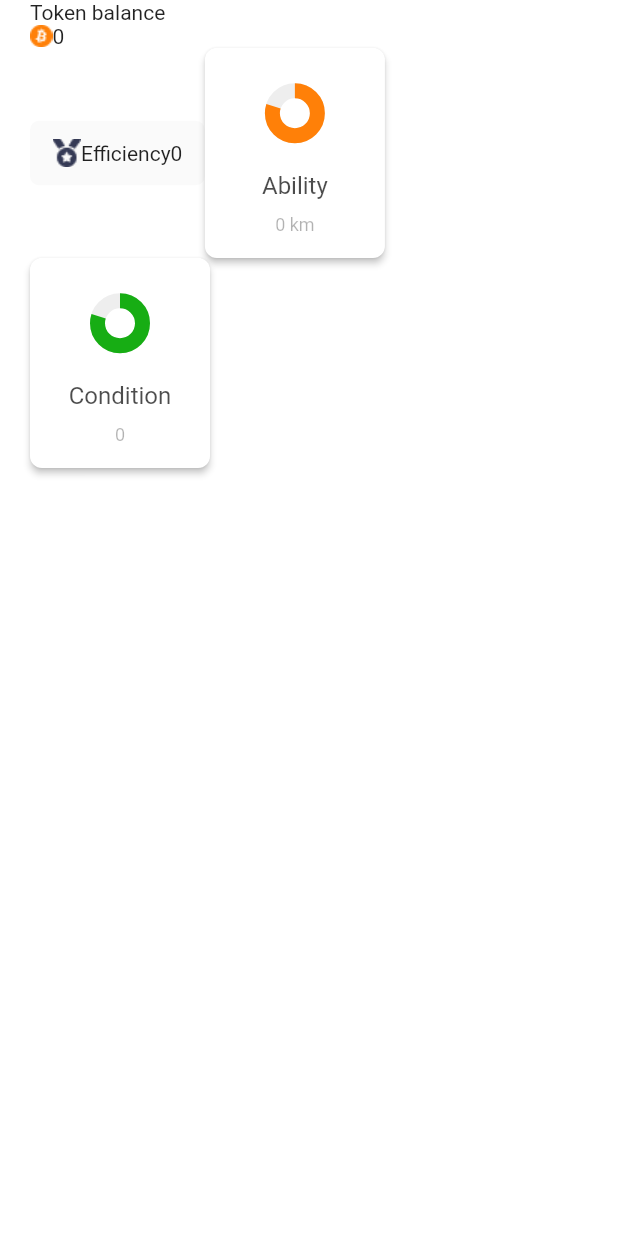
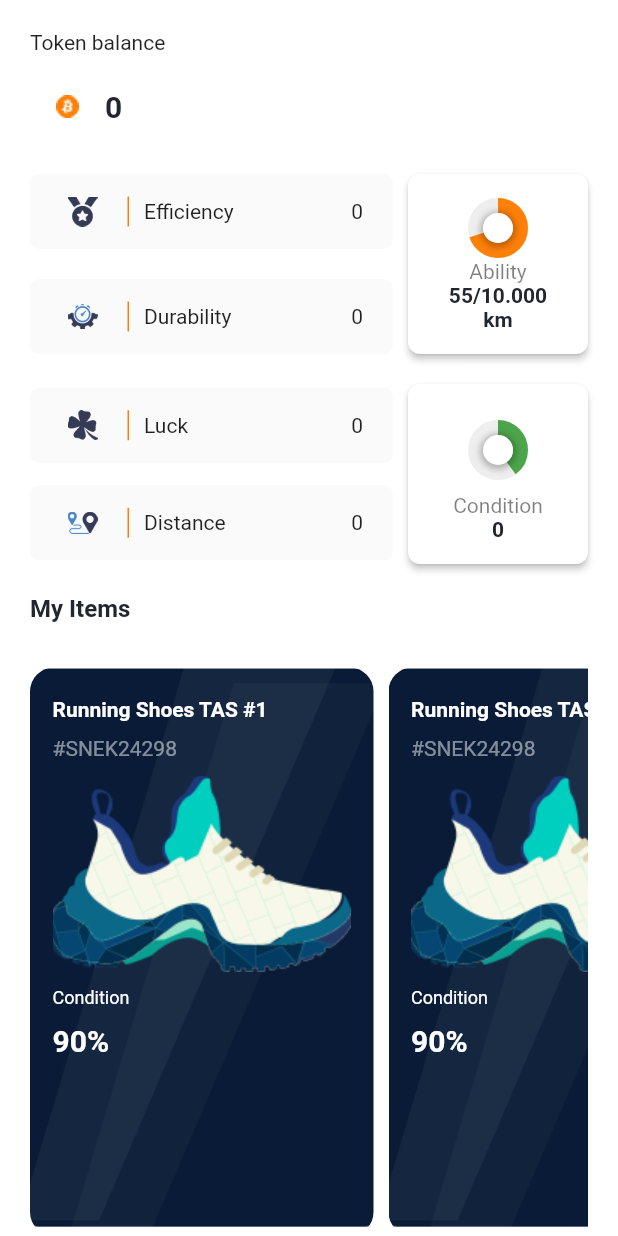
Before and after one commit to takayatomose/travel-token-mobile, a Flutter app: the MyItemsScreen screen opened directly, on a phone screen of 412 x 824 dp. Run offline on Flutter 3.47's test engine with Material 2 defaults, Android fonts, the light colour scheme and no system bars; drawn by our look-alikes of percent_indicator; our stand-ins replace bloc, firebase_core, firebase_crashlytics, flutter_bloc, flutter_dotenv, flutter_map and 5 more; missing offline and left inert: app_settings, flutter_map_marker_cluster, http_interceptor; accounts and stored records are empty; statements that could not run were skipped.

Commit message:
XTRIP-79

```diff
--- a/lib/screens/custom_map_screen.dart
+++ b/lib/screens/custom_map_screen.dart
@@ -132,6 +132,7 @@ class _CustomMapState extends State<CustomMap> {
                         scrollDirection: Axis.horizontal,
                         children: [
                           StatisticButton(
+                            padding: const EdgeInsets.only(right: 15),
                             children: const [
                               Padding(
                                 padding: EdgeInsets.only(bottom: 15),
--- a/lib/screens/items/my_items_screen.dart
+++ b/lib/screens/items/my_items_screen.dart
@@ -1,5 +1,6 @@
 import 'package:flutter/material.dart';
 import 'package:xtrip_mobile/widgets/map_bottom_sheet/map_bottom_sheet.dart';
+import 'package:xtrip_mobile/widgets/user_items/user_items.dart';
 
 class MyItemsScreen extends StatelessWidget {
   const MyItemsScreen({Key? key}) : super(key: key);
@@ -8,64 +9,160 @@ class MyItemsScreen extends StatelessWidget {
   Widget build(BuildContext context) {
     return Scaffold(
       backgroundColor: Colors.white,
-      body: Padding(
-        padding: const EdgeInsets.symmetric(horizontal: 20),
+      body: SafeArea(
+        child: Padding(
+          padding: const EdgeInsets.only(right: 20, left: 20, top: 20),
           child: Column(
             crossAxisAlignment: CrossAxisAlignment.start,
             children: [
-            const Text("Token balance"),
-            Row(
+              const Text(
+                "Token balance",
+                style: TextStyle(fontSize: 14, fontWeight: FontWeight.w400),
+              ),
+              Padding(
+                padding: const EdgeInsets.only(top: 10, bottom: 20),
+                child: Row(
                   children: const [
-                Image(image: AssetImage('assets/images/token_btc.png')),
-                Text('0')
-              ],
+                    Image(
+                      image: AssetImage('assets/images/token_btc.png'),
+                      width: 50,
+                      height: 50,
                     ),
-            Row(
-              children: [
-                Column(
-                  children: [
-                    Container(
-                      padding: const EdgeInsets.symmetric(
-                          vertical: 12, horizontal: 15),
-                      decoration: BoxDecoration(
-                          color: const Color.fromRGBO(250, 250, 250, 1),
-                          borderRadius: BorderRadius.circular(6)),
-                      child: Row(
-                        children: [
-                          Image(
-                              image: AssetImage(
-                                  'assets/images/efficiency_icon.png')),
-                          Text('Efficiency'),
-                          Text('0')
-                        ],
-                      ),
+                    Text(
+                      '0',
+                      style: TextStyle(
+                          fontSize: 20,
+                          fontWeight: FontWeight.w700,
+                          color: Color.fromRGBO(33, 38, 48, 1)),
                     )
                   ],
                 ),
-                AbilityButton(
-                  text: 'Ability',
-                  detailText: '0 km',
-                  backgroundColor: const Color.fromRGBO(238, 238, 238, 1),
-                  progressColor: const Color.fromRGBO(255, 128, 8, 1),
+              ),
+              Row(
+                mainAxisAlignment: MainAxisAlignment.spaceBetween,
+                children: [
+                  Expanded(
+                    flex: 1,
+                    child: Padding(
+                      padding: const EdgeInsets.only(right: 10),
+                      child: Column(
+                        mainAxisAlignment: MainAxisAlignment.spaceAround,
+                        children: const [
+                          UserItemAttributeRow(
+                            margin: EdgeInsets.only(bottom: 20),
+                            assetName: 'assets/images/efficiency_icon.png',
+                            attributeName: 'Efficiency',
+                            attributeVal: '0',
+                          ),
+                          UserItemAttributeRow(
+                            assetName: 'assets/images/durability_icon.png',
+                            attributeName: 'Durability',
+                            attributeVal: '0',
+                          ),
+                        ],
+                      ),
+                    ),
+                  ),
+                  StatisticButton(
+                    width: 120,
+                    height: 120,
+                    children: const [
+                      AttributeCircularPercentIndicator(
+                        percent: 0.7,
+                        progressColor: Color.fromRGBO(255, 128, 8, 1),
+                      ),
+                      Text(
+                        'Ability',
+                        style: TextStyle(
+                            color: Color.fromRGBO(0, 0, 0, 0.5),
+                            fontSize: 14,
+                            fontWeight: FontWeight.w400),
+                      ),
+                      Text(
+                        '55/10.000 km',
+                        style: TextStyle(
+                            fontWeight: FontWeight.w700,
+                            fontSize: 14,
+                            color: Color.fromRGBO(33, 38, 48, 1)),
+                        textAlign: TextAlign.center,
+                      )
+                    ],
+                    onPressed: () {},
+                  ),
+                ],
+              ),
+              Padding(
+                padding: const EdgeInsets.symmetric(vertical: 20),
+                child: Row(
+                  mainAxisAlignment: MainAxisAlignment.spaceBetween,
+                  children: [
+                    Expanded(
+                      flex: 1,
+                      child: Padding(
+                        padding: const EdgeInsets.only(right: 10),
+                        child: Column(
+                          mainAxisAlignment: MainAxisAlignment.spaceAround,
+                          children: const [
+                            UserItemAttributeRow(
+                              margin: EdgeInsets.only(bottom: 15),
+                              assetName: 'assets/images/luck_icon.png',
+                              attributeName: 'Luck',
+                              attributeVal: '0',
+                            ),
+                            UserItemAttributeRow(
+                              assetName: 'assets/images/distance_icon.png',
+                              attributeName: 'Distance',
+                              attributeVal: '0',
+                            ),
+                          ],
+                        ),
+                      ),
+                    ),
+                    StatisticButton(
+                      width: 120,
+                      height: 120,
+                      children: const [
+                        AttributeCircularPercentIndicator(
                             percent: 0.4,
+                            progressColor: Color.fromRGBO(6, 133, 3, 0.7)),
+                        Text(
+                          'Condition',
+                          style: TextStyle(
+                              color: Color.fromRGBO(0, 0, 0, 0.5),
+                              fontSize: 14,
+                              fontWeight: FontWeight.w400),
+                        ),
+                        Text('0',
+                            style: TextStyle(
+                                fontWeight: FontWeight.w700,
+                                fontSize: 14,
+                                color: Color.fromRGBO(33, 38, 48, 1)))
+                      ],
                       onPressed: () {},
                     )
                   ],
                 ),
-            Row(
-              children: [
-                Column(),
-                AbilityButton(
-                  text: 'Condition',
-                  detailText: '0',
-                  backgroundColor: const Color.fromRGBO(238, 238, 238, 1),
-                  progressColor: const Color.fromRGBO(23, 173, 20, 1),
-                  percent: 0.6,
-                  onPressed: () {},
-                )
+              ),
+              const Padding(
+                padding: EdgeInsets.only(bottom: 30),
+                child: Text(
+                  'My Items',
+                  style: TextStyle(
+                      color: Color.fromRGBO(33, 38, 48, 1),
+                      fontWeight: FontWeight.w700,
+                      fontSize: 16),
+                ),
+              ),
+              Expanded(
+                child: ListView.builder(
+                    scrollDirection: Axis.horizontal,
+                    itemCount: 10,
+                    itemBuilder: (BuildContext context, intindex) {
+                      return const SingleOwnerItem();
+                    }),
+              ),
             ],
           ),
-          ],
         ),
       ),
     );
--- a/lib/widgets/map_bottom_sheet/ability_button.dart
+++ b/lib/widgets/map_bottom_sheet/ability_button.dart
@@ -1,5 +1,4 @@
 import 'package:flutter/material.dart';
-import 'package:percent_indicator/circular_percent_indicator.dart';
 import 'package:xtrip_mobile/widgets/map_bottom_sheet/map_bottom_sheet.dart';
 
 class AbilityButton extends StatelessWidget {
@@ -10,7 +9,10 @@ class AbilityButton extends StatelessWidget {
       required this.backgroundColor,
       required this.progressColor,
       required this.percent,
-      this.onPressed})
+      this.radius = 20,
+      this.lineWidth = 10,
+      this.onPressed,
+      this.padding = const EdgeInsets.only(right: 15)})
       : super(key: key);
   final String text;
   final String detailText;
@@ -18,20 +20,21 @@ class AbilityButton extends StatelessWidget {
   final Color progressColor;
   final double percent;
   final VoidCallback? onPressed;
+  final double radius;
+  final double lineWidth;
+  final EdgeInsetsGeometry padding;
   @override
   Widget build(BuildContext context) {
     return StatisticButton(
       onPressed: onPressed,
+      padding: padding,
       children: [
-        Expanded(
-          child: CircularPercentIndicator(
-            fillColor: Colors.white,
-            radius: 20.0,
-            percent: 0.8,
-            lineWidth: 10,
-            backgroundColor: backgroundColor,
-            progressColor: progressColor,
-          ),
+        AttributeCircularPercentIndicator(
+          percent: percent,
+          progressColor: progressColor,
+          lineWidth: lineWidth,
+          radius: radius,
+          backgroundColor: backgroundColor,
         ),
         Padding(
           padding: const EdgeInsets.symmetric(vertical: 10),
--- /dev/null
+++ b/lib/widgets/map_bottom_sheet/attribute_circular_percent_indicator.dart
@@ -0,0 +1,47 @@
+import 'package:flutter/material.dart';
+import 'package:percent_indicator/circular_percent_indicator.dart';
+
+class AttributeCircularPercentIndicator extends StatelessWidget {
+  final double radius;
+  final double percent;
+  final double lineWidth;
+  final Color backgroundColor;
+  final Color progressColor;
+  final Color centerColor;
+
+  const AttributeCircularPercentIndicator(
+      {Key? key,
+      this.radius = 20,
+      required this.percent,
+      this.lineWidth = 10,
+      this.backgroundColor = const Color.fromRGBO(238, 238, 238, 1),
+      required this.progressColor,
+      this.centerColor = Colors.white})
+      : super(key: key);
+  @override
+  Widget build(BuildContext context) {
+    return Expanded(
+      child: CircularPercentIndicator(
+        fillColor: Colors.white,
+        radius: radius,
+        percent: percent,
+        lineWidth: lineWidth,
+        backgroundColor: backgroundColor,
+        progressColor: progressColor,
+        center: Container(
+            width: radius,
+            height: radius,
+            decoration: BoxDecoration(
+                shape: BoxShape.circle,
+                color: centerColor,
+                boxShadow: const [
+                  BoxShadow(
+                      color: Color.fromRGBO(0, 0, 0, 0.25),
+                      offset: Offset(0, 1),
+                      blurRadius: 3,
+                      spreadRadius: 2)
+                ])),
+      ),
+    );
+  }
+}
--- a/lib/widgets/map_bottom_sheet/map_bottom_sheet.dart
+++ b/lib/widgets/map_bottom_sheet/map_bottom_sheet.dart
@@ -5,3 +5,4 @@ export './condition_circular_percent_indicator.dart';
 export './condition_explain.dart';
 export './statistic_button.dart';
 export './ability_button.dart';
+export './attribute_circular_percent_indicator.dart';
--- a/lib/widgets/map_bottom_sheet/statistic_button.dart
+++ b/lib/widgets/map_bottom_sheet/statistic_button.dart
@@ -3,20 +3,25 @@ import 'package:flutter/material.dart';
 class StatisticButton extends StatelessWidget {
   final VoidCallback? onPressed;
   final List<Widget> children;
-
+  final double width;
+  final double height;
+  final EdgeInsetsGeometry? padding;
   const StatisticButton({
     Key? key,
     this.onPressed,
     required this.children,
+    this.width = 120,
+    this.height = 140,
+    this.padding,
   }) : super(key: key);
 
   @override
   Widget build(BuildContext context) {
-    return Padding(
-      padding: const EdgeInsets.only(right: 15),
+    return Container(
+      padding: padding,
       child: SizedBox(
-        width: 120,
-        height: 140,
+        width: width,
+        height: height,
         child: ElevatedButton(
           onPressed: onPressed,
           style: ElevatedButton.styleFrom(
--- /dev/null
+++ b/lib/widgets/paints/trapezoid_paint.dart
@@ -0,0 +1,26 @@
+import 'package:flutter/rendering.dart';
+
+class RPSCustomPainter extends CustomPainter {
+  @override
+  void paint(Canvas canvas, Size size) {
+    Paint paint0 = Paint()
+      ..color = const Color.fromARGB(255, 33, 150, 243)
+      ..style = PaintingStyle.stroke
+      ..strokeWidth = 1;
+
+    Path path0 = Path();
+    path0.moveTo(size.width * 0.4158333, size.height * 0.3571429);
+    path0.lineTo(size.width * 0.5833333, size.height * 0.3557143);
+    path0.lineTo(size.width * 0.6241667, size.height * 0.4971429);
+    path0.lineTo(size.width * 0.3750000, size.height * 0.4971429);
+    path0.lineTo(size.width * 0.4158333, size.height * 0.3571429);
+    path0.close();
+
+    canvas.drawPath(path0, paint0);
+  }
+
+  @override
+  bool shouldRepaint(covariant CustomPainter oldDelegate) {
+    return true;
+  }
+}
--- /dev/null
+++ b/lib/widgets/user_items/single_owner_item.dart
@@ -0,0 +1,58 @@
+import 'package:flutter/material.dart';
+
+class SingleOwnerItem extends StatelessWidget {
+  const SingleOwnerItem({Key? key}) : super(key: key);
+
+  @override
+  Widget build(Object context) {
+    return Container(
+      padding: const EdgeInsets.symmetric(vertical: 20, horizontal: 15),
+      margin: const EdgeInsets.only(right: 10),
+      decoration: BoxDecoration(
+          image: const DecorationImage(
+
+              fit: BoxFit.cover,
+              image: AssetImage('assets/images/item_background.png')),
+          borderRadius: BorderRadius.circular(16)),
+      child: Column(
+        crossAxisAlignment: CrossAxisAlignment.start,
+        mainAxisSize: MainAxisSize.min,
+        children: const [
+          Text(
+            'Running Shoes TAS #1',
+            style: TextStyle(
+                color: Color.fromRGBO(255, 255, 255, 1),
+                fontSize: 14,
+                fontWeight: FontWeight.w700),
+          ),
+          Padding(
+            padding: EdgeInsets.symmetric(vertical: 10),
+            child: Text(
+              '#SNEK24298',
+              style: TextStyle(
+                  color: Color.fromRGBO(255, 255, 255, 0.5),
+                  fontSize: 14,
+                  fontWeight: FontWeight.w400),
+            ),
+          ),
+          Image(image: AssetImage('assets/images/sneaker_example.png')),
+          Padding(
+            padding: EdgeInsets.symmetric(vertical: 10),
+            child: Text(
+              'Condition',
+              style: TextStyle(
+                  fontSize: 12, color: Color.fromRGBO(255, 255, 255, 1)),
+            ),
+          ),
+          Text(
+            '90%',
+            style: TextStyle(
+                fontSize: 20,
+                fontWeight: FontWeight.w700,
+                color: Color.fromRGBO(255, 255, 255, 1)),
+          ),
+        ],
+      ),
+    );
+  }
+}
--- /dev/null
+++ b/lib/widgets/user_items/user_item_attribute_row.dart
@@ -0,0 +1,56 @@
+import 'package:flutter/material.dart';
+
+class UserItemAttributeRow extends StatelessWidget {
+  const UserItemAttributeRow(
+      {Key? key,
+      required this.assetName,
+      required this.attributeName,
+      required this.attributeVal,
+      this.margin})
+      : super(key: key);
+  final String assetName;
+  final String attributeName;
+  final String attributeVal;
+  final EdgeInsetsGeometry? margin;
+  @override
+  Widget build(BuildContext context) {
+    return Container(
+      margin: margin,
+      padding: const EdgeInsets.symmetric(vertical: 15, horizontal: 20),
+      decoration: BoxDecoration(
+          color: const Color.fromRGBO(250, 250, 250, 1),
+          borderRadius: BorderRadius.circular(6)),
+      child: Row(children: [
+        Container(
+          margin: const EdgeInsets.only(right: 10),
+          padding: const EdgeInsets.only(left: 5, right: 20),
+          decoration: const BoxDecoration(
+              border: Border(
+                  right: BorderSide(
+                      width: 1, color: Color.fromRGBO(255, 128, 8, 1)))),
+          child: Image(
+            image: AssetImage(assetName),
+            width: 20,
+            height: 20,
+          ),
+        ),
+        Expanded(
+          flex: 1,
+          child: Padding(
+            padding: const EdgeInsets.only(right: 30),
+            child: Text(
+              attributeName,
+              textAlign: TextAlign.start,
+            ),
+          ),
+        ),
+        Align(
+          alignment: Alignment.bottomRight,
+          child: Text(
+            attributeVal,
+          ),
+        )
+      ]),
+    );
+  }
+}
--- /dev/null
+++ b/lib/widgets/user_items/user_items.dart
@@ -0,0 +1,4 @@
+library user_items;
+
+export './single_owner_item.dart';
+export './user_item_attribute_row.dart';
```
Also changed, not shown: assets/images/IMG_5.png (added), assets/images/btc_icon_2.png (added), assets/images/distance_icon.png (added), assets/images/durability_icon.png (added), assets/images/efficiency_icon.png, assets/images/item_background.png (added), assets/images/luck_icon.png (added), assets/images/sneaker_example.png (added). Lines whose indentation alone changed are shown as unchanged.
